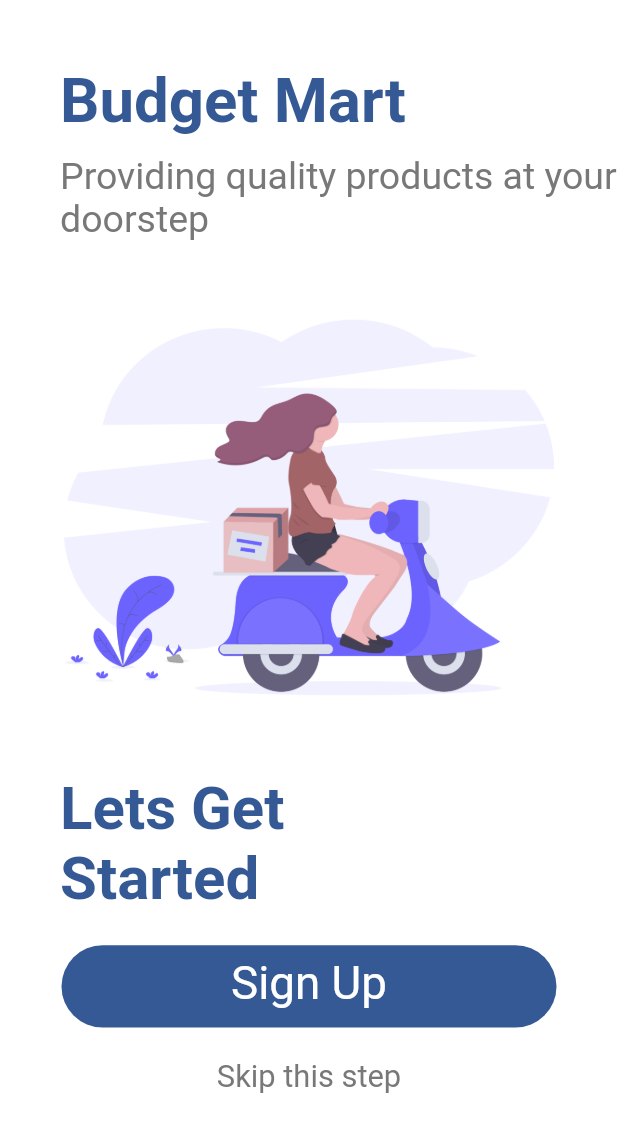
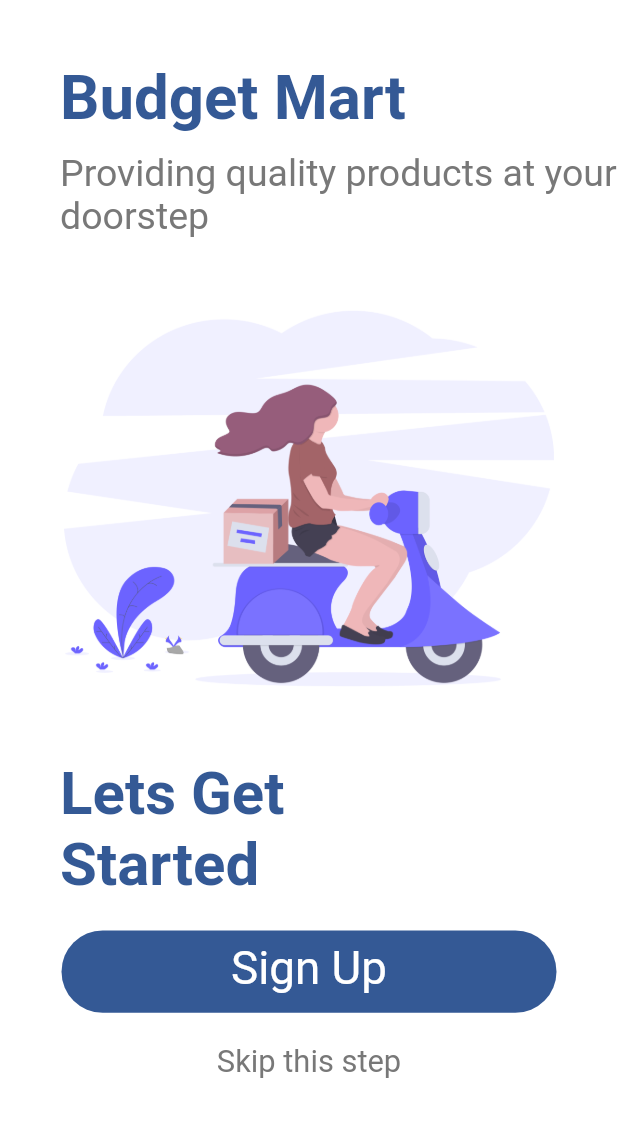
Before and after one commit to axactstudios/delivery, a Flutter app: the WelcomeScreen screen opened directly, on a phone screen of 412 x 824 dp. Shown: the top 1132 px of the screen. Run offline on Flutter 3.47's test engine with Material 2 defaults, Android fonts, the phone set to English and light mode, and no system bars; our stand-ins replace firebase_auth, firebase_database, fluttertoast, font_awesome_flutter, image_picker; missing offline and left inert: flutter_email_sender, razorpay_flutter; accounts and stored records are empty; network calls fail; Roboto replaces fonts that are missing (sf_pro).

```diff
--- a/lib/LoginPages/WelcomeScreen.dart
+++ b/lib/LoginPages/WelcomeScreen.dart
@@ -15,9 +15,7 @@ class _WelcomeScreenState extends State<WelcomeScreen> {
     pHeight = MediaQuery.of(context).size.height;
     return Scaffold(
       backgroundColor: Colors.white,
-      body: Padding(
-        padding: const EdgeInsets.symmetric(vertical: 2.0),
-        child: SafeArea(
+      body: SafeArea(
         child: Center(
           child: Column(
             mainAxisAlignment: MainAxisAlignment.start,
@@ -54,7 +52,7 @@ class _WelcomeScreenState extends State<WelcomeScreen> {
                 ),
               ),
               SizedBox(
-                  height: pHeight / 30,
+                height: pHeight / 35,
               ),
               Padding(
                 padding: const EdgeInsets.fromLTRB(0, 0, 0, 0),
@@ -65,7 +63,7 @@ class _WelcomeScreenState extends State<WelcomeScreen> {
                 ),
               ),
               SizedBox(
-                  height: pHeight / 30,
+                height: pHeight / 35,
               ),
               Padding(
                 padding: const EdgeInsets.fromLTRB(40.0, 0, 0, 0),
@@ -132,7 +130,6 @@ class _WelcomeScreenState extends State<WelcomeScreen> {
           ),
         ),
       ),
-      ),
     );
   }
 
--- a/lib/LoginPages/addressFrame.dart
+++ b/lib/LoginPages/addressFrame.dart
@@ -5,6 +5,9 @@ import 'package:flutter/material.dart';
 
 // ignore: must_be_immutable
 class AddressFrame extends StatelessWidget {
+  final String phno;
+
+  AddressFrame({Key key, this.phno}) : super(key: key);
   PageController pageController = PageController();
   @override
   Widget build(BuildContext context) {
@@ -37,7 +40,11 @@ class AddressFrame extends StatelessWidget {
                   padding: const EdgeInsets.symmetric(horizontal: 30),
                   child: PageView(
                     controller: pageController,
-                    children: <Widget>[Address()],
+                    children: <Widget>[
+                      Address(
+                        phno: this.phno,
+                      )
+                    ],
                   ),
                 ),
               ),
--- a/lib/main.dart
+++ b/lib/main.dart
@@ -42,9 +42,9 @@ class _HomePageState extends State<HomePage> {
   @override
   Widget build(BuildContext context) {
     if (user != null) {
-      return MainHome();
+      return WelcomeScreen();
     } else {
-      return MainHome();
+      return WelcomeScreen();
     }
   }
 }
```
Also changed, not shown: lib/DrawerPages/MainHome.dart (+15 -9 lines), lib/DrawerPages/your_account_page.dart (+37 -15 lines), lib/LoginPages/OTPScreen.dart (+7 -2 lines), lib/LoginPages/address.dart (+7 -1 lines), lib/bekarWidget.dart (added, +17 -0 lines), 1 other file. Lines whose indentation alone changed are shown as unchanged.
